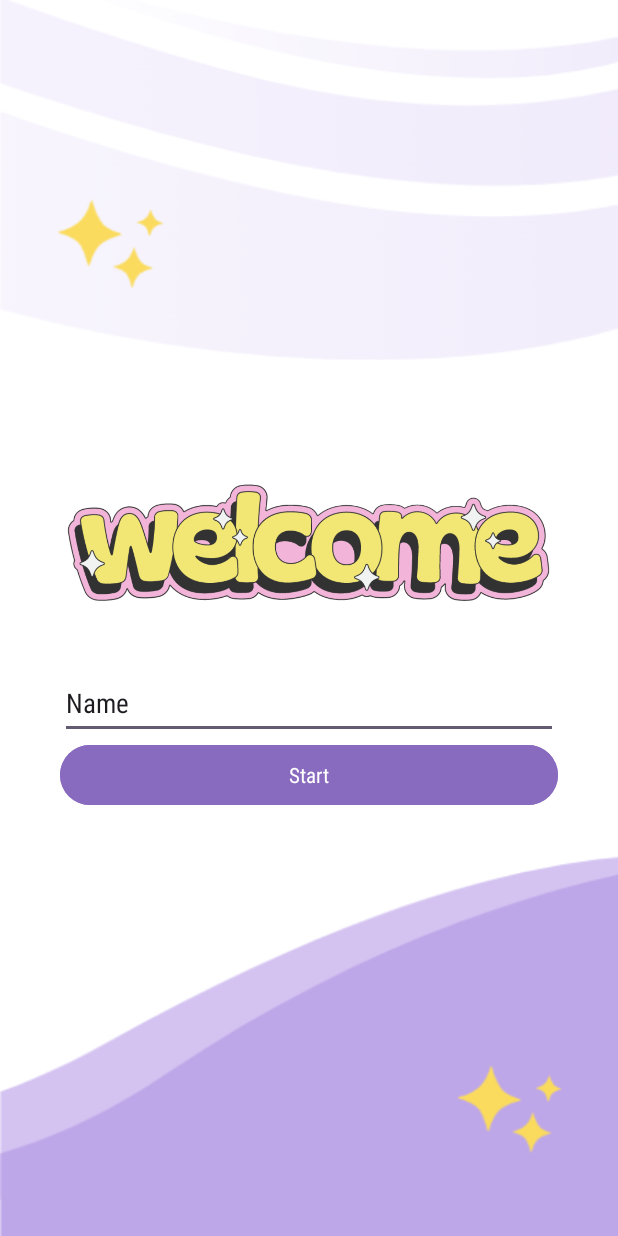
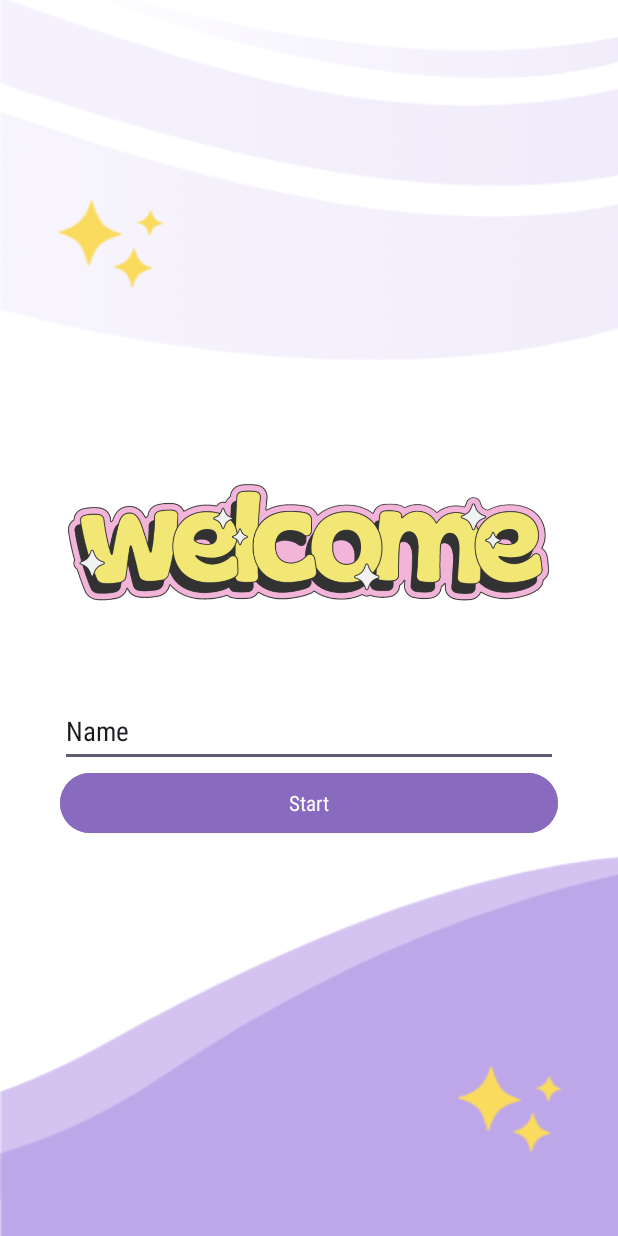
Before and after one commit to NujudAlthagafi/NA5, an Android app: the layout activity_welcom.xml on its own in the app's theme, with its tools: preview values and no code run, on a phone screen of 412 x 824 dp. Run offline under Robolectric (Android 15) with nearby library versions, the phone set to English and light mode, and no system bars.

```diff
--- a/app/build.gradle.kts
+++ b/app/build.gradle.kts
@@ -37,12 +37,9 @@ android {
         jvmTarget = "1.8"
     }
     buildFeatures {
-        dataBinding
-        true
+        dataBinding = true
     }
-
 }
-
 dependencies {
 
     implementation("androidx.core:core-ktx:1.9.0")
--- a/app/src/main/res/layout/activity_main.xml
+++ b/app/src/main/res/layout/activity_main.xml
@@ -24,7 +24,6 @@
         android:id="@+id/imageView3"
         android:layout_width="373dp"
         android:layout_height="126dp"
-
         android:layout_marginTop="260dp"
         app:layout_constraintEnd_toEndOf="parent"
         app:layout_constraintStart_toStartOf="parent"
--- a/app/src/main/res/layout/activity_welcom.xml
+++ b/app/src/main/res/layout/activity_welcom.xml
@@ -1,9 +1,11 @@
 <?xml version="1.0" encoding="utf-8"?>
-<androidx.constraintlayout.widget.ConstraintLayout
+
+<layout xmlns:tools="http://schemas.android.com/tools"
     xmlns:android="http://schemas.android.com/apk/res/android"
-    xmlns:app="http://schemas.android.com/apk/res-auto"
-    xmlns:tools="http://schemas.android.com/tools"
-    android:layout_width="match_parent"
+    xmlns:app="http://schemas.android.com/apk/res-auto">
+    <data>  </data>
+    <androidx.constraintlayout.widget.ConstraintLayout
+        android:layout_width="match_parent"
     android:layout_height="match_parent"
     tools:context=".welcom">
 
@@ -22,11 +24,11 @@
         <ImageView
             android:id="@+id/imageView"
             android:layout_width="match_parent"
-            android:layout_height="161dp"
+            android:layout_height="199dp"
             app:srcCompat="@drawable/imgwelcom" />
 
         <EditText
-            android:id="@+id/editTextTextEnterName"
+            android:id="@+id/TextEtrName"
             android:layout_width="match_parent"
             android:layout_height="wrap_content"
             android:ems="10"
@@ -36,7 +38,7 @@
             android:text="Name" />
 
         <Button
-            android:id="@+id/buttonStart"
+            android:id="@+id/btmStart"
             android:layout_width="match_parent"
             android:layout_height="wrap_content"
             android:backgroundTint="@color/purple"
@@ -46,3 +48,4 @@
     </LinearLayout>
 
 </androidx.constraintlayout.widget.ConstraintLayout>
+</layout>
```
Also changed, not shown: app/src/main/java/com/example/na5/welcom.kt (+15 -1 lines).
